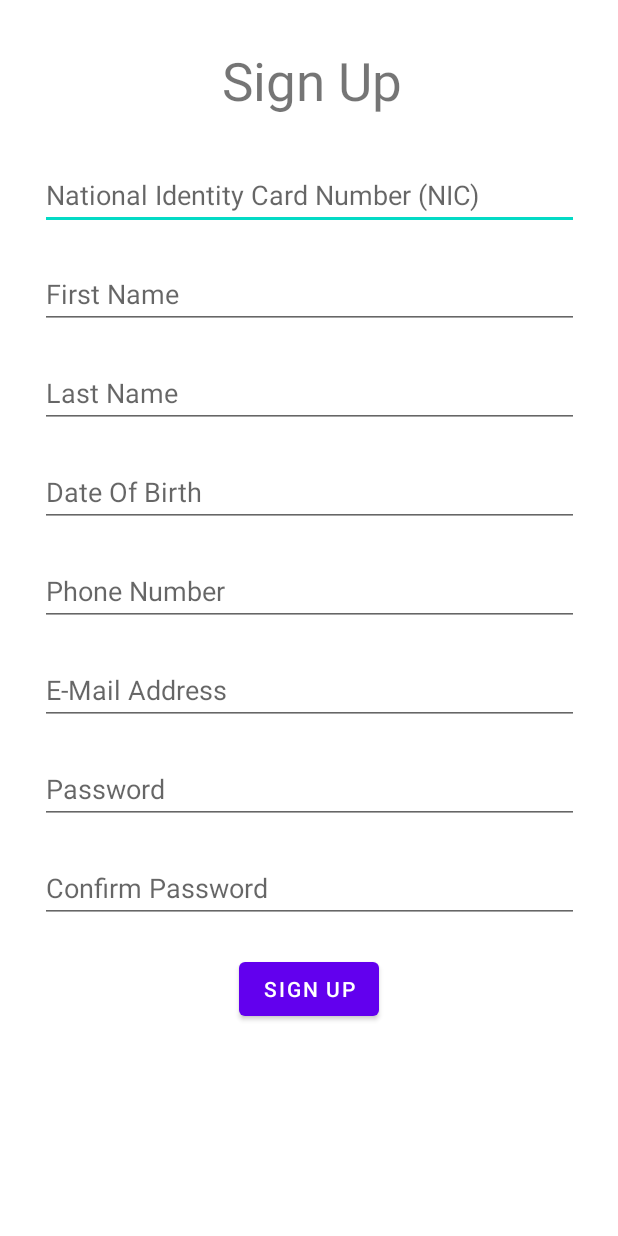
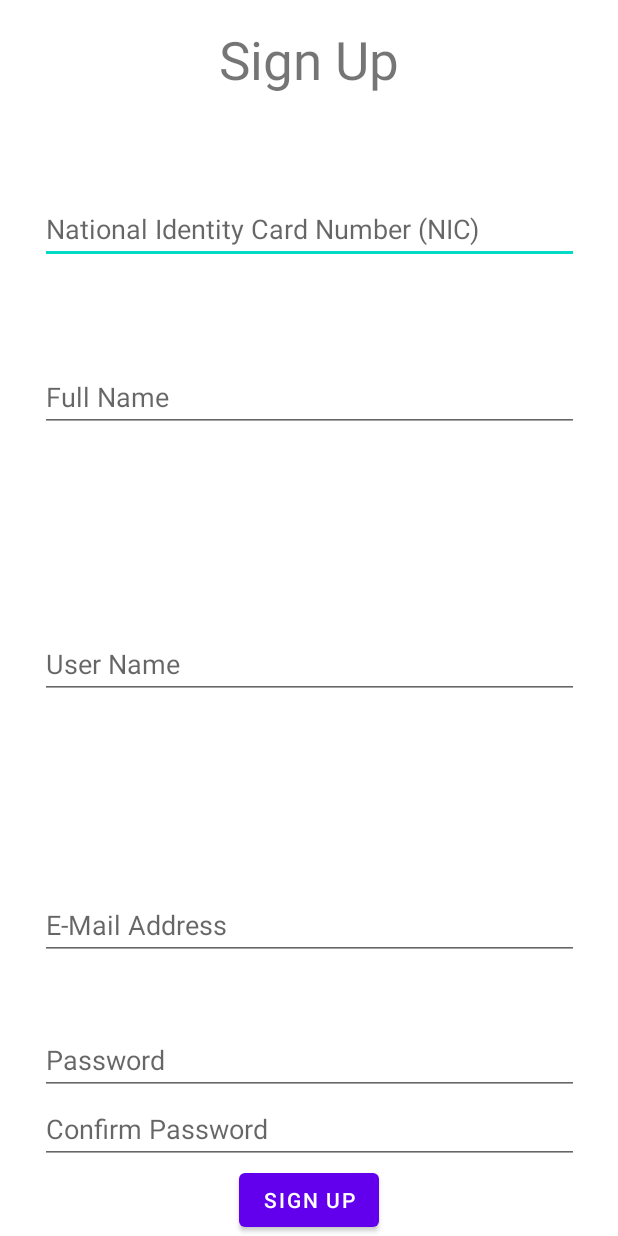
Before and after one commit to PasinduShavinda/Y4S2_EAD_PROJECT_TTRS_MOBILE, an Android app: the screen it shows after launch (TravelerSignUp), after a tap on "REGISTRATION", on a phone screen of 412 x 824 dp. Run offline under Robolectric (Android 15) with nearby library versions, the phone set to English and light mode, and no system bars.

Commit message:
IT20140298 - User Registration Designed & Developed

```diff
--- a/app/src/main/AndroidManifest.xml
+++ b/app/src/main/AndroidManifest.xml
@@ -2,6 +2,7 @@
 <manifest xmlns:android="http://schemas.android.com/apk/res/android"
     xmlns:tools="http://schemas.android.com/tools">
 
+    <uses-permission android:name="android.permission.INTERNET" />
     <uses-permission android:name="android.permission.ACCESS_NETWORK_STATE" />
     <application
         android:allowBackup="true"
@@ -9,6 +10,7 @@
         android:fullBackupContent="@xml/backup_rules"
         android:icon="@mipmap/ic_launcher"
         android:label="@string/app_name"
+        android:networkSecurityConfig="@xml/network_security_config"
         android:supportsRtl="true"
         android:theme="@style/Theme.TravelEaseMobileApp"
         tools:targetApi="31">
--- a/app/src/main/java/com/example/traveleasemobileapp/TravelerSignUp.java
+++ b/app/src/main/java/com/example/traveleasemobileapp/TravelerSignUp.java
@@ -14,13 +14,13 @@ import com.example.traveleasemobileapp.managers.SignUpManager;
 
 public class TravelerSignUp extends AppCompatActivity {
     EditText nicEditText;
-    EditText firstNameEditText;
-    EditText lastNameEditText;
-    EditText dateOfBirthEditText;
-    EditText phoneEditText;
+
     EditText emailEditText;
+    EditText userNameEditText;
+    EditText fullNameEditText;
     EditText passwordEditText;
-    EditText confPasswordEditText;
+    EditText confirmPasswordEditText;
+
     Button singUpBtn;
 
     ProgressDialog progressDialog;
@@ -37,13 +37,11 @@ public class TravelerSignUp extends AppCompatActivity {
 
         this.signUpManager = SignUpManager.getInstance();
         this.nicEditText = findViewById(R.id.nicEditText);
-        this.firstNameEditText = findViewById(R.id.firstNameEditText);
-        this.lastNameEditText = findViewById(R.id.lastNameEditText);
-        this.dateOfBirthEditText = findViewById(R.id.dateOfBirthEditText);
-        this.phoneEditText = findViewById(R.id.phoneEditText);
         this.emailEditText = findViewById(R.id.emailEditText);
+        this.userNameEditText = findViewById(R.id.userNameEditText);
+        this.fullNameEditText = findViewById(R.id.fullNameEditText);
         this.passwordEditText = findViewById(R.id.passwordEditText);
-        this.confPasswordEditText = findViewById(R.id.confPasswordEditText);
+        this.confirmPasswordEditText = findViewById(R.id.confirmPasswordEditText);
         this.singUpBtn = findViewById(R.id.signUpBtn);
         this.singUpBtn.setOnClickListener(view -> signUp());
     }
@@ -51,24 +49,23 @@ public class TravelerSignUp extends AppCompatActivity {
     //Validate details and sign up
     private void signUp() {
         String nic = this.nicEditText.getText().toString();
-        String firstName = this.firstNameEditText.getText().toString();
-        String lastName = this.lastNameEditText.getText().toString();
-        String dateOfBirth = this.dateOfBirthEditText.getText().toString();
-        String phoneNo = this.phoneEditText.getText().toString();
         String email = this.emailEditText.getText().toString();
+        String userName = this.userNameEditText.getText().toString();
+        String fullName = this.fullNameEditText.getText().toString();
         String password = this.passwordEditText.getText().toString();
-        String confPassword = this.confPasswordEditText.getText().toString();
+        String confirmPassword = this.confirmPasswordEditText.getText().toString();
+        String role = "Traveller";
+        Boolean isActive = true;
 
-        if (!nic.isEmpty() && !firstName.isEmpty() && !lastName.isEmpty() && !String.valueOf(phoneNo).isEmpty() && !dateOfBirth.isEmpty() && !email.isEmpty()
-                && !password.isEmpty() && !confPassword.isEmpty()) {
+        if (!nic.isEmpty() && !email.isEmpty() && !userName.isEmpty() && !fullName.isEmpty() && !confirmPassword.isEmpty()) {
             progressDialog = new ProgressDialog(this);
             progressDialog.setMessage("Loading...");
             progressDialog.setProgressStyle(ProgressDialog.STYLE_SPINNER);
             progressDialog.setCancelable(false);
             progressDialog.show();
 
-            if (confPassword.equals(password)) {
-                signUpManager.signUp(nic, firstName, lastName, dateOfBirth, Integer.parseInt(phoneNo), email, password, () -> handleSignUpSuccessful(),
+            if (confirmPassword.equals(password)) {
+                signUpManager.signUp(nic, email, userName, fullName, password, confirmPassword, role, isActive, () -> handleSignUpSuccessful(),
                         error -> handleSignUpFailed(error)
                 );
             } else {
--- a/app/src/main/java/com/example/traveleasemobileapp/managers/NetworkManager.java
+++ b/app/src/main/java/com/example/traveleasemobileapp/managers/NetworkManager.java
@@ -12,7 +12,7 @@ public class NetworkManager {
     private static NetworkManager singleton;
 
     private Retrofit retrofit;
-    private final String baseUrl = "https://localhost:7084/api/v1/";
+    private final String baseUrl = "http://10.0.2.2:5239/api/v1/";
     private ConnectivityManager connectivityManager;
 
     //Returns NetworkManager singleton object
--- a/app/src/main/java/com/example/traveleasemobileapp/managers/SignUpManager.java
+++ b/app/src/main/java/com/example/traveleasemobileapp/managers/SignUpManager.java
@@ -31,22 +31,23 @@ public class SignUpManager {
 
     //Calls backend API to create a new account
     public void signUp(
-            String nic,
-            String firstName,
-            String lastName,
-            String dateOfBirth,
-            int phoneNo,
-            String email,
-            String password,
+            String Nic,
+            String Email,
+            String Username,
+            String FullName,
+            String Password,
+            String ConfirmPassword,
+            String Role,
+            Boolean IsActive,
             Runnable onSuccess,
             Consumer<String> onError
     ) {
         if (!NetworkManager.getInstance().isNetworkAvailable()) {
-            onError.accept("No internet connectivity");
+            onError.accept("No Internet Connectivity");
             return;
         }
 
-        SignUpRequest body = new SignUpRequest(nic, firstName, lastName, dateOfBirth, phoneNo, email, password);
+        SignUpRequest body = new SignUpRequest(Nic, Email, Username, FullName, Password, ConfirmPassword, Role, IsActive);
 
         signUpService.signUp(body)
                 .enqueue(new Callback<SignUpResponse>() {
@@ -54,7 +55,6 @@ public class SignUpManager {
                     public void onResponse(Call<SignUpResponse> call, Response<SignUpResponse> response) {
                         Log.i("SIGNUPRES:", String.valueOf(response.code()));
                         Log.i("URL:", call.request().url().toString());
-
 
                         if (response.code() == 201) {
                             onSuccess.run();
--- a/app/src/main/java/com/example/traveleasemobileapp/models/SignUpService.java
+++ b/app/src/main/java/com/example/traveleasemobileapp/models/SignUpService.java
@@ -5,7 +5,7 @@ import retrofit2.http.Body;
 import retrofit2.http.POST;
 
 public interface SignUpService {
-    @POST("travelers")
+    @POST("authenticate/register")
     Call<SignUpResponse> signUp(@Body SignUpRequest signUpRequest);
 
 }
--- a/app/src/main/res/layout/activity_traveler_sign_up.xml
+++ b/app/src/main/res/layout/activity_traveler_sign_up.xml
@@ -10,140 +10,91 @@
         android:id="@+id/nicEditText"
         android:layout_width="359dp"
         android:layout_height="46dp"
-        android:layout_marginStart="30dp"
-        android:layout_marginTop="30dp"
-        android:layout_marginEnd="30dp"
         android:ems="10"
         android:hint="@string/nic"
         android:inputType="text"
+        app:layout_constraintBottom_toTopOf="@+id/fullNameEditText"
         app:layout_constraintEnd_toEndOf="parent"
         app:layout_constraintStart_toStartOf="parent"
         app:layout_constraintTop_toBottomOf="@+id/signUpTitle" />
 
     <EditText
-        android:id="@+id/dateOfBirthEditText"
-        android:layout_width="359dp"
-        android:layout_height="46dp"
-        android:layout_marginStart="30dp"
-        android:layout_marginTop="20dp"
-        android:layout_marginEnd="30dp"
-        android:ems="10"
-        android:hint="@string/date_of_birth"
-        android:inputType="date"
-        app:layout_constraintEnd_toEndOf="parent"
-        app:layout_constraintStart_toStartOf="parent"
-        app:layout_constraintTop_toBottomOf="@+id/lastNameEditText" />
-
-    <EditText
-        android:id="@+id/lastNameEditText"
-        android:layout_width="359dp"
-        android:layout_height="46dp"
-        android:layout_marginStart="30dp"
-        android:layout_marginTop="20dp"
-        android:layout_marginEnd="30dp"
-        android:ems="10"
-        android:hint="@string/last_name"
-        android:inputType="text"
-        app:layout_constraintEnd_toEndOf="parent"
-        app:layout_constraintStart_toStartOf="parent"
-        app:layout_constraintTop_toBottomOf="@+id/firstNameEditText" />
-
-    <EditText
-        android:id="@+id/phoneEditText"
-        android:layout_width="359dp"
-        android:layout_height="46dp"
-        android:layout_marginStart="30dp"
-        android:layout_marginTop="20dp"
-        android:layout_marginEnd="30dp"
-        android:ems="10"
-        android:hint="@string/phone_no"
-        android:inputType="phone"
-        app:layout_constraintEnd_toEndOf="parent"
-        app:layout_constraintStart_toStartOf="parent"
-        app:layout_constraintTop_toBottomOf="@+id/dateOfBirthEditText" />
-
-    <EditText
         android:id="@+id/emailEditText"
         android:layout_width="359dp"
         android:layout_height="46dp"
-        android:layout_marginStart="30dp"
-        android:layout_marginTop="20dp"
-        android:layout_marginEnd="30dp"
+        android:layout_marginBottom="44dp"
         android:ems="10"
         android:hint="@string/email"
-        android:inputType="textEmailAddress"
+        android:inputType="text"
+        app:layout_constraintBottom_toTopOf="@+id/passwordEditText"
         app:layout_constraintEnd_toEndOf="parent"
-        app:layout_constraintStart_toStartOf="parent"
-        app:layout_constraintTop_toBottomOf="@+id/phoneEditText" />
+        app:layout_constraintStart_toStartOf="parent" />
+
+    <EditText
+        android:id="@+id/userNameEditText"
+        android:layout_width="359dp"
+        android:layout_height="46dp"
+        android:layout_marginBottom="128dp"
+        android:ems="10"
+        android:hint="@string/user_name"
+        android:inputType="text"
+        app:layout_constraintBottom_toTopOf="@+id/emailEditText"
+        app:layout_constraintEnd_toEndOf="parent"
+        app:layout_constraintStart_toStartOf="parent" />
+
+    <EditText
+        android:id="@+id/fullNameEditText"
+        android:layout_width="359dp"
+        android:layout_height="46dp"
+        android:layout_marginBottom="132dp"
+        android:ems="10"
+        android:hint="@string/full_name"
+        android:inputType="text"
+        app:layout_constraintBottom_toTopOf="@+id/userNameEditText"
+        app:layout_constraintEnd_toEndOf="parent"
+        app:layout_constraintStart_toStartOf="parent" />
 
     <EditText
         android:id="@+id/passwordEditText"
         android:layout_width="359dp"
         android:layout_height="46dp"
-
-        android:layout_marginStart="30dp"
-        android:layout_marginTop="20dp"
-        android:layout_marginEnd="30dp"
         android:ems="10"
         android:hint="@string/password"
-        android:inputType="textPassword"
+        android:inputType="text"
+        app:layout_constraintBottom_toTopOf="@+id/confirmPasswordEditText"
         app:layout_constraintEnd_toEndOf="parent"
-        app:layout_constraintStart_toStartOf="parent"
-        app:layout_constraintTop_toBottomOf="@+id/emailEditText" />
+        app:layout_constraintStart_toStartOf="parent" />
+
+    <EditText
+        android:id="@+id/confirmPasswordEditText"
+        android:layout_width="359dp"
+        android:layout_height="46dp"
+        android:ems="10"
+        android:hint="@string/confirm_password"
+        android:inputType="text"
+        app:layout_constraintBottom_toTopOf="@+id/signUpBtn"
+        app:layout_constraintEnd_toEndOf="parent"
+        app:layout_constraintStart_toStartOf="parent" />
 
     <TextView
         android:id="@+id/signUpTitle"
         android:layout_width="wrap_content"
         android:layout_height="wrap_content"
-        android:layout_marginStart="171dp"
-        android:layout_marginTop="30dp"
-        android:layout_marginEnd="182dp"
-        android:layout_marginBottom="30dp"
+        android:layout_marginTop="16dp"
         android:text="@string/sign_up"
         android:textSize="16pt"
-        app:layout_constraintBottom_toTopOf="@+id/nicEditText"
         app:layout_constraintEnd_toEndOf="parent"
-        app:layout_constraintHorizontal_bias="0.386"
         app:layout_constraintStart_toStartOf="parent"
         app:layout_constraintTop_toTopOf="parent" />
-
-    <EditText
-        android:id="@+id/confPasswordEditText"
-        android:layout_width="359dp"
-        android:layout_height="46dp"
-
-        android:layout_marginStart="30dp"
-        android:layout_marginTop="20dp"
-        android:layout_marginEnd="30dp"
-        android:ems="10"
-        android:hint="@string/confirm_password"
-        android:inputType="textPassword"
-        app:layout_constraintEnd_toEndOf="parent"
-        app:layout_constraintStart_toStartOf="parent"
-        app:layout_constraintTop_toBottomOf="@+id/passwordEditText" />
 
     <Button
         android:id="@+id/signUpBtn"
         android:layout_width="wrap_content"
         android:layout_height="wrap_content"
-        android:layout_marginTop="20dp"
         android:text="@string/sign_up"
+        app:layout_constraintBottom_toBottomOf="parent"
         app:layout_constraintEnd_toEndOf="parent"
         app:layout_constraintStart_toStartOf="parent"
-        app:layout_constraintTop_toBottomOf="@+id/confPasswordEditText" />
-
-    <EditText
-        android:id="@+id/firstNameEditText"
-        android:layout_width="359dp"
-        android:layout_height="46dp"
-        android:layout_marginStart="30dp"
-        android:layout_marginTop="20dp"
-        android:layout_marginEnd="30dp"
-        android:ems="10"
-        android:hint="@string/first_name"
-        android:inputType="text"
-        app:layout_constraintEnd_toEndOf="parent"
-        app:layout_constraintStart_toStartOf="parent"
-        app:layout_constraintTop_toBottomOf="@+id/nicEditText" />
+        tools:ignore="MissingConstraints" />
 
 </androidx.constraintlayout.widget.ConstraintLayout>
--- a/app/src/main/res/values/strings.xml
+++ b/app/src/main/res/values/strings.xml
@@ -1,14 +1,17 @@
 <resources>
     <string name="app_name">TravelEaseMobileApp</string>
     <string name="action_settings">Settings</string>
+
+    <!--    Strings used in Registration Form-->
     <string name="nic">National Identity Card Number (NIC)</string>
-    <string name="first_name">First Name</string>
-    <string name="last_name">Last Name</string>
+    <string name="email">E-Mail Address</string>
+    <string name="user_name">User Name</string>
+    <string name="full_name">Full Name</string>
+    <string name="password">Password</string>
+    <string name="confirm_password">Confirm Password</string>
+
     <string name="date_of_birth">Date Of Birth</string>
     <string name="phone_no">Phone Number</string>
-    <string name="email">E-Mail Address</string>
-    <string name="password">Password</string>
-    <string name="confirm_password">Confirm Password</string>
     <string name="sign_up">Sign Up</string>
     <string name="login">Log In</string>
     <string name="sign_up_hint">Don\'t have an account?</string>
--- a/build.gradle
+++ b/build.gradle
@@ -1,5 +1,5 @@
 // Top-level build file where you can add configuration options common to all sub-projects/modules.
 plugins {
-    id 'com.android.application' version '7.4.1' apply false
-    id 'com.android.library' version '7.4.1' apply false
+    id 'com.android.application' version '7.4.2' apply false
+    id 'com.android.library' version '7.4.2' apply false
 }
```
Also changed, not shown: app/src/main/java/com/example/traveleasemobileapp/models/SignUpRequest.java (+17 -15 lines), app/src/main/java/com/example/traveleasemobileapp/models/SignUpResponse.java (+8 -8 lines), app/src/main/java/com/example/traveleasemobileapp/models/UserDto.java (+11 -8 lines), app/src/main/java/com/example/traveleasemobileapp/models/UserEntity.java (+16 -15 lines), app/src/main/res/xml/network_security_config.xml (added, +9 -0 lines), app/src/main/java/com/example/traveleasemobileapp/adapters/sample.txt (deleted), app/src/main/java/com/example/traveleasemobileapp/dialogs/sample.txt (deleted), app/src/main/java/com/example/traveleasemobileapp/fragments/sample.txt (deleted), app/src/main/java/com/example/traveleasemobileapp/services/sample.txt (deleted), app/src/main/java/com/example/traveleasemobileapp/utils/sample.txt (deleted).
